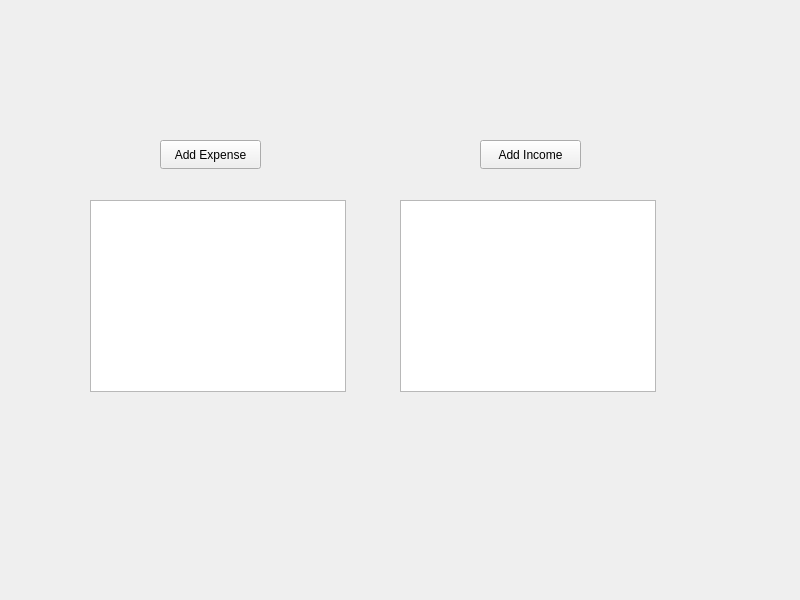
Above: dough.ui from notexploiting/dough before the change. Below: the same form after it.
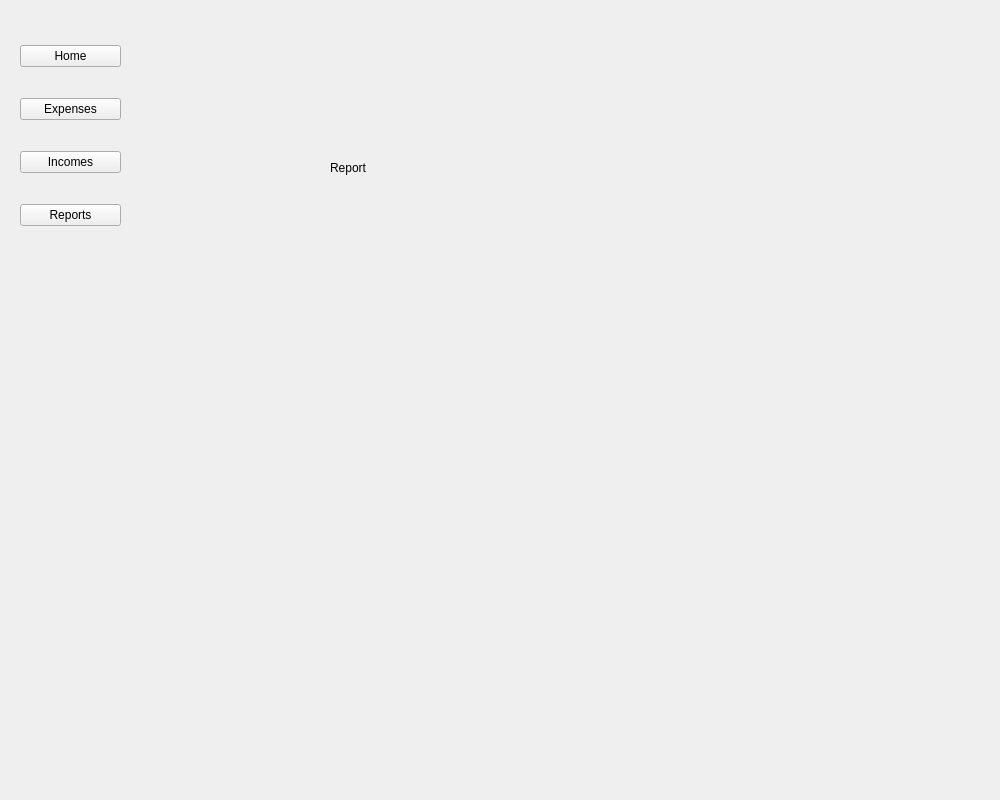
That is the form after the change.

Commit message:
Created separate pages
Specifically, a homepage, expenses page, incomes page, and a reports
page. Each of these can be easily accessed through the vertical side
navigation bar

Patch:
```diff
--- a/dough.ui
+++ b/dough.ui
@@ -6,18 +6,56 @@
    <rect>
     <x>0</x>
     <y>0</y>
-    <width>800</width>
-    <height>600</height>
+    <width>1000</width>
+    <height>800</height>
    </rect>
   </property>
   <property name="windowTitle">
    <string>dough</string>
   </property>
+  <widget class="QStackedWidget" name="stackedWidget">
+   <property name="geometry">
+    <rect>
+     <x>140</x>
+     <y>20</y>
+     <width>571</width>
+     <height>341</height>
+    </rect>
+   </property>
+   <property name="currentIndex">
+    <number>2</number>
+   </property>
+   <widget class="QWidget" name="widget_home">
+    <widget class="QLabel" name="label">
+     <property name="geometry">
+      <rect>
+       <x>190</x>
+       <y>160</y>
+       <width>49</width>
+       <height>16</height>
+      </rect>
+     </property>
+     <property name="text">
+      <string>Home</string>
+     </property>
+    </widget>
+   </widget>
+   <widget class="QWidget" name="widget_incomes">
+    <widget class="QTableView" name="tableView_incomes">
+     <property name="geometry">
+      <rect>
+       <x>210</x>
+       <y>50</y>
+       <width>256</width>
+       <height>192</height>
+      </rect>
+     </property>
+    </widget>
   <widget class="QPushButton" name="pushButton_income">
    <property name="geometry">
     <rect>
-     <x>480</x>
-     <y>140</y>
+       <x>100</x>
+       <y>90</y>
      <width>101</width>
      <height>29</height>
     </rect>
@@ -26,11 +64,38 @@
     <string>Add Income</string>
    </property>
   </widget>
+   </widget>
+   <widget class="QWidget" name="widget_report">
+    <widget class="QLabel" name="label_2">
+     <property name="geometry">
+      <rect>
+       <x>190</x>
+       <y>140</y>
+       <width>49</width>
+       <height>16</height>
+      </rect>
+     </property>
+     <property name="text">
+      <string>Report</string>
+     </property>
+    </widget>
+   </widget>
+   <widget class="QWidget" name="widget_expenses">
+    <widget class="QTableView" name="tableView_expenses">
+     <property name="geometry">
+      <rect>
+       <x>-60</x>
+       <y>-10</y>
+       <width>256</width>
+       <height>192</height>
+      </rect>
+     </property>
+    </widget>
   <widget class="QPushButton" name="pushButton_expense">
    <property name="geometry">
     <rect>
-     <x>160</x>
-     <y>140</y>
+       <x>210</x>
+       <y>50</y>
      <width>101</width>
      <height>29</height>
     </rect>
@@ -39,25 +104,47 @@
     <string>Add Expense</string>
    </property>
   </widget>
-  <widget class="QTableView" name="tableView_expenses">
+   </widget>
+  </widget>
+  <widget class="QWidget" name="verticalLayoutWidget">
    <property name="geometry">
     <rect>
-     <x>90</x>
-     <y>200</y>
-     <width>256</width>
-     <height>192</height>
+     <x>20</x>
+     <y>20</y>
+     <width>101</width>
+     <height>231</height>
     </rect>
    </property>
-  </widget>
-  <widget class="QTableView" name="tableView_incomes">
-   <property name="geometry">
-    <rect>
-     <x>400</x>
-     <y>200</y>
-     <width>256</width>
-     <height>192</height>
-    </rect>
-   </property>
+   <layout class="QVBoxLayout" name="verticalLayout">
+    <item>
+     <widget class="QPushButton" name="pushButton_homepage">
+      <property name="text">
+       <string>Home</string>
+      </property>
+     </widget>
+    </item>
+    <item>
+     <widget class="QPushButton" name="pushButton_expensepage">
+      <property name="text">
+       <string>Expenses</string>
+      </property>
+     </widget>
+    </item>
+    <item>
+     <widget class="QPushButton" name="pushButton_incomepage">
+      <property name="text">
+       <string>Incomes</string>
+      </property>
+     </widget>
+    </item>
+    <item>
+     <widget class="QPushButton" name="pushButton_reportpage">
+      <property name="text">
+       <string>Reports</string>
+      </property>
+     </widget>
+    </item>
+   </layout>
   </widget>
  </widget>
  <resources/>
```
Lines whose indentation alone changed are shown as unchanged. The commit also changes 2 other files.
